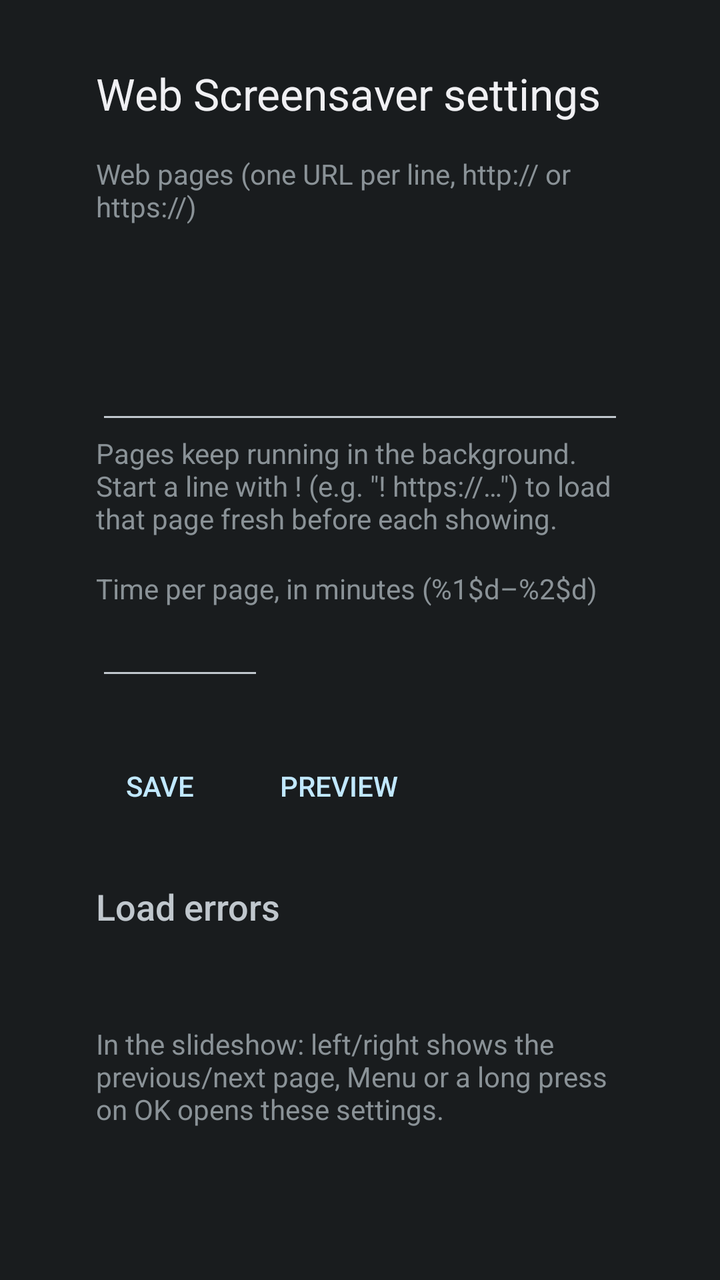
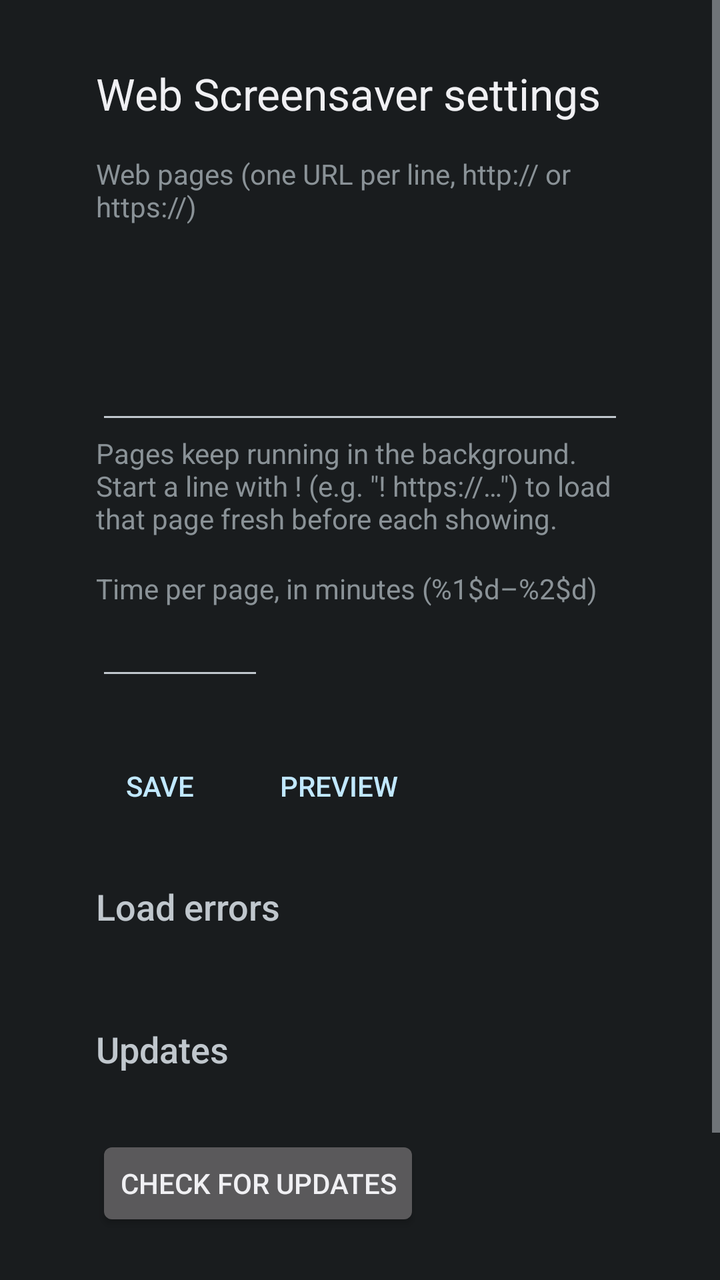

Screens rendered from an Android XML layout before and after an edit, with the pre-edit source and the edit as a unified diff.
<!-- AndroidManifest.xml: application theme Theme.WebScreensaver -->
<!-- res/layout/activity_settings.xml -->
<?xml version="1.0" encoding="utf-8"?>
<ScrollView xmlns:android="http://schemas.android.com/apk/res/android"
    android:layout_width="match_parent"
    android:layout_height="match_parent"
    android:fillViewport="true"
    android:fitsSystemWindows="true">

    <LinearLayout
        android:layout_width="match_parent"
        android:layout_height="wrap_content"
        android:orientation="vertical"
        android:paddingHorizontal="48dp"
        android:paddingVertical="32dp">

        <TextView
            android:layout_width="wrap_content"
            android:layout_height="wrap_content"
            android:layout_marginBottom="16dp"
            android:text="@string/settings_title"
            android:textAppearance="?android:attr/textAppearanceLarge" />

        <TextView
            android:id="@+id/urls_label"
            android:layout_width="wrap_content"
            android:layout_height="wrap_content"
            android:labelFor="@id/urls"
            android:text="@string/urls_label" />

        <EditText
            android:id="@+id/urls"
            android:layout_width="match_parent"
            android:layout_height="wrap_content"
            android:gravity="top|start"
            android:importantForAutofill="no"
            android:inputType="textMultiLine|textUri|textNoSuggestions"
            android:maxLines="10"
            android:minLines="4"
            android:scrollbars="vertical" />

        <TextView
            android:layout_width="wrap_content"
            android:layout_height="wrap_content"
            android:text="@string/reload_description"
            android:textAppearance="?android:attr/textAppearanceSmall" />

        <TextView
            android:id="@+id/delay_label"
            android:layout_width="wrap_content"
            android:layout_height="wrap_content"
            android:layout_marginTop="16dp"
            android:labelFor="@id/delay"
            android:text="@string/delay_label" />

        <EditText
            android:id="@+id/delay"
            android:layout_width="wrap_content"
            android:layout_height="wrap_content"
            android:ems="4"
            android:importantForAutofill="no"
            android:inputType="number"
            android:maxLength="3" />


        <TextView
            android:id="@+id/error"
            android:layout_width="match_parent"
            android:layout_height="wrap_content"
            android:layout_marginTop="16dp"
            android:textColor="@color/error"
            android:visibility="gone" />

        <LinearLayout
            android:layout_width="wrap_content"
            android:layout_height="wrap_content"
            android:layout_marginTop="24dp"
            style="?android:attr/buttonBarStyle"
            android:orientation="horizontal">

            <Button
                android:id="@+id/save"
                style="?android:attr/buttonBarButtonStyle"
                android:layout_width="wrap_content"
                android:layout_height="wrap_content"
                android:text="@string/save" />

            <Button
                android:id="@+id/preview"
                style="?android:attr/buttonBarButtonStyle"
                android:layout_width="wrap_content"
                android:layout_height="wrap_content"
                android:layout_marginStart="16dp"
                android:text="@string/preview" />
        </LinearLayout>

        <TextView
            android:layout_width="wrap_content"
            android:layout_height="wrap_content"
            android:layout_marginTop="24dp"
            android:text="@string/status_title"
            android:textAppearance="?android:attr/textAppearanceMedium" />

        <TextView
            android:id="@+id/status"
            android:layout_width="match_parent"
            android:layout_height="wrap_content"
            android:layout_marginTop="4dp"
            android:textAppearance="?android:attr/textAppearanceSmall" />

        <TextView
            android:layout_width="wrap_content"
            android:layout_height="wrap_content"
            android:layout_marginTop="24dp"
            android:text="@string/controls_hint"
            android:textAppearance="?android:attr/textAppearanceSmall" />
    </LinearLayout>
</ScrollView>
<!-- resources referenced by this layout -->
<resources>
  <color name="error">#FFFF8A80</color>
  <string name="controls_hint">In the slideshow: left/right shows the previous/next page, Menu or a long press on OK opens these settings.</string>
  <string name="delay_label">Time per page, in minutes (%1$d–%2$d)</string>
  <string name="preview">Preview</string>
  <string name="reload_description">Pages keep running in the background. Start a line with ! (e.g. \"! https://…\") to load that page fresh before each showing.</string>
  <string name="save">Save</string>
  <string name="settings_title">Web Screensaver settings</string>
  <string name="status_title">Load errors</string>
  <string name="urls_label">Web pages (one URL per line, http:// or https://)</string>
  <style name="Theme.WebScreensaver" parent="@android:style/Theme.DeviceDefault" />
</resources>

<!-- the commit's change to res/layout/activity_settings.xml (unified diff, before → after) -->
@@ -110,6 +110,27 @@
             android:layout_width="wrap_content"
             android:layout_height="wrap_content"
             android:layout_marginTop="24dp"
+            android:text="@string/update_title"
+            android:textAppearance="?android:attr/textAppearanceMedium" />
+
+        <TextView
+            android:id="@+id/update_status"
+            android:layout_width="match_parent"
+            android:layout_height="wrap_content"
+            android:layout_marginTop="4dp"
+            android:textAppearance="?android:attr/textAppearanceSmall" />
+
+        <Button
+            android:id="@+id/check_updates"
+            android:layout_width="wrap_content"
+            android:layout_height="wrap_content"
+            android:layout_marginTop="8dp"
+            android:text="@string/update_check" />
+
+        <TextView
+            android:layout_width="wrap_content"
+            android:layout_height="wrap_content"
+            android:layout_marginTop="24dp"
             android:text="@string/controls_hint"
             android:textAppearance="?android:attr/textAppearanceSmall" />
     </LinearLayout>
<!-- resource entries referenced after the edit -->
@@ -8,6 +8,8 @@
   <string name="save">Save</string>
   <string name="settings_title">Web Screensaver settings</string>
   <string name="status_title">Load errors</string>
+  <string name="update_check">Check for updates</string>
+  <string name="update_title">Updates</string>
   <string name="urls_label">Web pages (one URL per line, http:// or https://)</string>
   <style name="Theme.WebScreensaver" parent="@android:style/Theme.DeviceDefault" />
 </resources>
